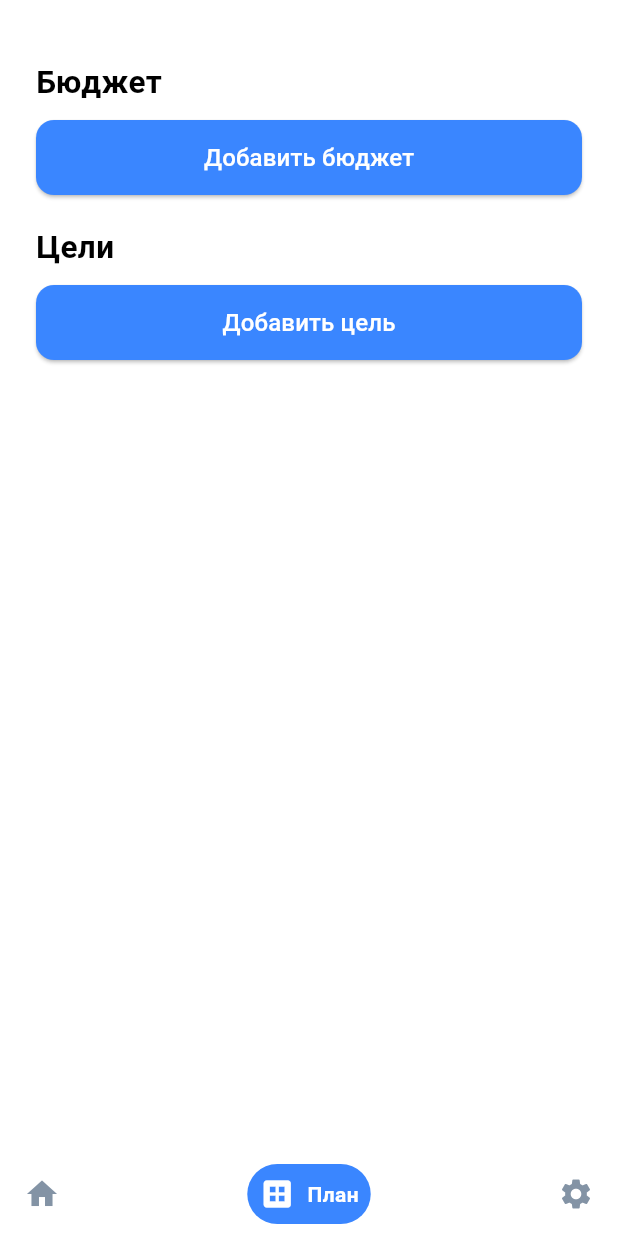
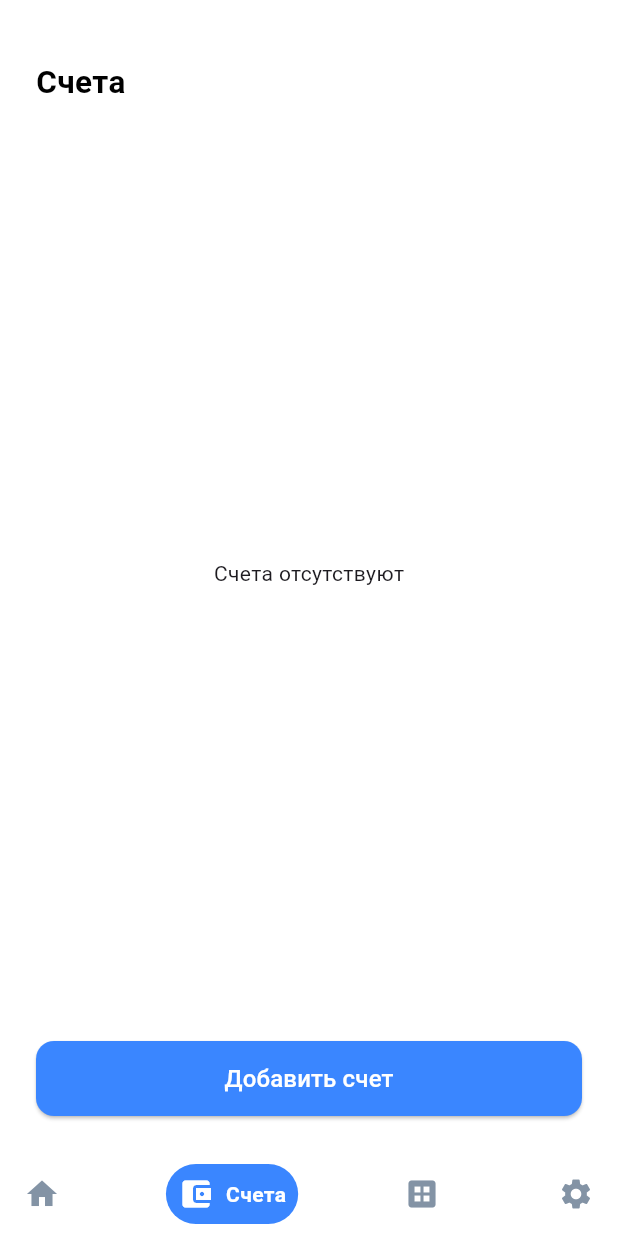
Before and after one commit to smthqz/expense_flutter, a Flutter app: the screen it shows after launch, item 2 of the bottom bar chosen, on a phone screen of 412 x 824 dp. Run offline on Flutter 3.47's test engine with Material 3 defaults, Android fonts, the phone set to English and light mode, and no system bars; drawn by our look-alikes of google_nav_bar; our stand-ins replace fl_chart, flutter_heatmap_calendar, flutter_slidable, hive, hive_flutter, modal_bottom_sheet and 2 more; accounts and stored records are empty.

Commit message:
accounts

```diff
--- a/expense_flutter_app/lib/data/hive_database.dart
+++ b/expense_flutter_app/lib/data/hive_database.dart
@@ -1,3 +1,4 @@
+import 'package:expense_flutter_app/models/account_item.dart';
 import 'package:hive/hive.dart';
 
 import '../models/expense_item.dart';
@@ -31,6 +32,7 @@ class HiveDataBase {
         expense.amount,
         expense.dateTime,
         expense.category,
+
       ];
       allExpensesFormatted.add(expenseFormatted);
     }
@@ -62,9 +64,10 @@ class HiveDataBase {
       DateTime dateTime = savedExpenses[i][2];
       String category = savedExpenses[i][3];
 
+
       // create expense item
       ExpenseItem expense = ExpenseItem(
-          name: name, amount: amount, dateTime: dateTime, category: category);
+          name: name, amount: amount, dateTime: dateTime, category: category, );
       // add expense to overall list of expenses
       allExpenses.add(expense);
     }
--- a/expense_flutter_app/lib/main.dart
+++ b/expense_flutter_app/lib/main.dart
@@ -1,4 +1,5 @@
 import 'package:expense_flutter_app/data/expense_data.dart';
+import 'package:expense_flutter_app/models/account_item.dart';
 import 'package:expense_flutter_app/models/goal_item.dart';
 import 'package:expense_flutter_app/pages/home_page.dart';
 import 'package:flutter/material.dart';
@@ -10,8 +11,11 @@ void main() async {
   // initialize hive
   await Hive.initFlutter();
   Hive.registerAdapter(AmountHistoryItemAdapter());
+  Hive.registerAdapter(AccountAdapter());
   // open a hive box
   await Hive.openBox('expense_database');
+  await Hive.openBox<Account>('accounts');
+
   await initializeDateFormatting('ru');
 
   runApp(const MyApp());
--- /dev/null
+++ b/expense_flutter_app/lib/models/account_item.dart
@@ -0,0 +1,30 @@
+
+import 'package:hive/hive.dart';
+
+class AccountAdapter extends TypeAdapter<Account> {
+  @override
+  final int typeId = 1; // Уникальный идентификатор типа
+
+  @override
+  Account read(BinaryReader reader) {
+    return Account(
+      name: reader.readString(),
+      balance: reader.readDouble(),
+    );
+  }
+
+  @override
+  void write(BinaryWriter writer, Account obj) {
+    writer.writeString(obj.name);
+    writer.writeDouble(obj.balance);
+  }
+}
+
+
+
+class Account {
+  String name;
+  double balance;
+
+  Account({required this.name, required this.balance,});
+}
--- a/expense_flutter_app/lib/models/expense_item.dart
+++ b/expense_flutter_app/lib/models/expense_item.dart
@@ -1,9 +1,12 @@
+import 'package:expense_flutter_app/models/account_item.dart';
+
 class ExpenseItem {
    String name;
    String amount;
    DateTime dateTime;
    String category;
+   //Account account;
 
   ExpenseItem(
-      {required this.name, required this.amount, required this.dateTime, required this.category});
+      {required this.name, required this.amount, required this.dateTime, required this.category, /*required this.account*/});
 }
--- /dev/null
+++ b/expense_flutter_app/lib/pages/accounts_page.dart
@@ -0,0 +1,93 @@
+import 'package:flutter/material.dart';
+import 'package:provider/provider.dart';
+import 'package:expense_flutter_app/data/expense_data.dart';
+import 'package:expense_flutter_app/models/account_item.dart';
+import 'package:expense_flutter_app/components/account_tile.dart';
+import 'package:expense_flutter_app/pages/add_account_page.dart';
+
+class AccountPage extends StatefulWidget {
+  const AccountPage({Key? key});
+
+  @override
+  State<AccountPage> createState() => _AccountPageState();
+}
+
+class _AccountPageState extends State<AccountPage> {
+
+  @override
+  Widget build(BuildContext context) {
+    return Container(
+      color: Colors.white,
+      child: Padding(
+        padding:
+            const EdgeInsets.only(top: 40, left: 24, right: 24, bottom: 24),
+        child: Column(
+          crossAxisAlignment: CrossAxisAlignment.start,
+          children: [
+            Text(
+              'Счета',
+              style: TextStyle(
+                color: Colors.black,
+                fontSize: 21,
+                fontWeight: FontWeight.w700,
+              ),
+            ),
+            // Список карточек счетов с отступом снизу
+            Expanded(
+              child: Consumer<ExpenseData>(
+                builder: (context, expenseData, child) {
+                  List<Account> accountList = expenseData.accountList;
+                  if (accountList.isEmpty) {
+                    return Center(
+                      child: Text('Счета отсутствуют'),
+                    );
+                  }
+                  return ListView.builder(
+                    itemCount: accountList.length,
+                    itemBuilder: (context, index) {
+                      Account account = accountList[index];
+                      return Column(
+                        children: [
+                          AccountTile(
+                            accountName: account.name,
+                            accountBalance: account.balance,
+                          ),
+                          SizedBox(
+                            height: 16,
+                          ) // Отступ между карточками
+                        ],
+                      );
+                    },
+                  );
+                },
+              ),
+            ),
+            // Кнопка "Добавить счет" с отступом сверху
+            ElevatedButton(
+              onPressed: () {
+                // Действие при нажатии кнопки
+                Navigator.push(
+                  context,
+                  MaterialPageRoute(
+                    builder: (context) => const AddAccountPage(),
+                  ),
+                );
+              },
+              style: ElevatedButton.styleFrom(
+                backgroundColor: const Color(0xFF3A86FF),
+                shape: RoundedRectangleBorder(
+                  borderRadius: BorderRadius.circular(12),
+                ),
+                minimumSize: const Size(double.infinity, 50),
+              ),
+              child: const Text(
+                'Добавить счет',
+                style: TextStyle(color: Colors.white, fontSize: 16),
+              ),
+            ),
+          ],
+        ),
+      ),
+    );
+  }
+}
--- a/expense_flutter_app/lib/pages/add_budget_page.dart
+++ b/expense_flutter_app/lib/pages/add_budget_page.dart
@@ -75,6 +75,7 @@ class _AddBudgetState extends State<AddBudget> {
           crossAxisAlignment: CrossAxisAlignment.start,
           children: [
             TextField(
+              maxLength: 10,
               controller: _controller,
               keyboardType: TextInputType.number,
               style: const TextStyle(color: Colors.black),
--- a/expense_flutter_app/lib/pages/add_goals_page.dart
+++ b/expense_flutter_app/lib/pages/add_goals_page.dart
@@ -108,6 +108,7 @@ class _AddGoalsPageState extends State<AddGoalsPage> {
             ),
             const SizedBox(height: 20),
             TextField(
+              maxLength: 10,
               controller: _goalAmountController,
               decoration: InputDecoration(
                 labelText: 'Сумма цели',
--- a/expense_flutter_app/lib/pages/expense_detail.dart
+++ b/expense_flutter_app/lib/pages/expense_detail.dart
@@ -306,7 +306,6 @@ class _ExpenseDetailState extends State<ExpenseDetail> {
                           });
                         }
                       },
-
                       child: Icon(
                         Icons.edit,
                         size: 16,
@@ -376,6 +375,7 @@ class _ExpenseDetailState extends State<ExpenseDetail> {
                   ],
                 ),
               ),
+
             ],
           ),
         ),
--- a/expense_flutter_app/lib/pages/home_page.dart
+++ b/expense_flutter_app/lib/pages/home_page.dart
@@ -3,7 +3,9 @@ import 'package:expense_flutter_app/components/expense_summary.dart';
 import 'package:expense_flutter_app/components/expense_tile.dart';
 import 'package:expense_flutter_app/data/expense_data.dart';
 import 'package:expense_flutter_app/heat_map_calendar/heat_map_calendar.dart';
+import 'package:expense_flutter_app/models/account_item.dart';
 import 'package:expense_flutter_app/models/expense_item.dart';
+import 'package:expense_flutter_app/pages/accounts_page.dart';
 import 'package:expense_flutter_app/pages/budget_page.dart';
 import 'package:expense_flutter_app/pages/expense_detail.dart';
 import 'package:expense_flutter_app/pages/settings_page.dart';
@@ -43,6 +45,7 @@ class _BottomNavigationBarExampleState
   int _selectedIndex = 0;
   static const List<Widget> _widgetOptions = <Widget>[
     HomePage(),
+    AccountPage(),
     BudgetPage(),
     SettingsPage()
   ];
@@ -68,6 +71,11 @@ class _BottomNavigationBarExampleState
               icon: Icons.home,
               iconColor: Color(0xFF8393A5),
               text: 'Главная',
+            ),
+            GButton(
+              icon: Icons.account_balance_wallet,
+              iconColor: Color(0xFF8393A5),
+              text: 'Счета',
             ),
             GButton(
               icon: Icons.dataset,
@@ -122,6 +130,7 @@ class _HomePageState extends State<HomePage> {
   @override
   void initState() {
     super.initState();
+    Provider.of<ExpenseData>(context, listen: false).loadAccounts();
     Provider.of<ExpenseData>(context, listen: false)
         .loadSelectedCurrency()
         .then((currency) {
@@ -203,6 +212,7 @@ class _HomePageState extends State<HomePage> {
                       SizedBox(height: 16),
                       // Сумма расхода
                       TextField(
+                        maxLength: 10,
                         controller: newExpenseAmountController,
                         keyboardType: TextInputType.number,
                         decoration: InputDecoration(
@@ -282,7 +292,6 @@ class _HomePageState extends State<HomePage> {
   void deleteExpense(ExpenseItem expense) {
     Provider.of<ExpenseData>(context, listen: false).deleteExpense(expense);
   }
-
 
   // save
   void save(BuildContext context, String selectedCategory) {
@@ -458,9 +467,7 @@ class _HomePageState extends State<HomePage> {
                           dotHeight: 3,
                           dotWidth: 40),
                     ),
-                    const SizedBox(
-                      height: 20,
-                    ),
+                    SizedBox(height: 20,),
                     Padding(
                       padding: EdgeInsets.only(
                           left: 16, right: 16), // Добавляем отступ слева
--- a/expense_flutter_app/lib/pages/settings_page.dart
+++ b/expense_flutter_app/lib/pages/settings_page.dart
@@ -1,5 +1,6 @@
 import 'package:expense_flutter_app/data/expense_data.dart';
 import 'package:expense_flutter_app/data/hive_database.dart';
+import 'package:expense_flutter_app/models/account_item.dart';
 import 'package:flutter/material.dart';
 import 'package:modal_bottom_sheet/modal_bottom_sheet.dart';
 import 'package:provider/provider.dart';
@@ -16,6 +17,8 @@ class _SettingsPageState extends State<SettingsPage> {
 
   @override
   Widget build(BuildContext context) {
+    String newAccountName = '';
+    String newAccountBalance = '';
     ExpenseData expenseData = Provider.of<ExpenseData>(context);
     return Container(
       color: Colors.white,
@@ -245,17 +248,24 @@ class _SettingsPageState extends State<SettingsPage> {
             ),
             InkWell(
               onTap: () {
-                showDialog(context: context, builder: (BuildContext context) {
+                showDialog(
+                    context: context,
+                    builder: (BuildContext context) {
                       return AlertDialog(
                         title: Text('Удаление данных'),
-                    content: Text("Все операции, бюджет и цели будут удалены."),
+                        content: Text(
+                            "Все операции, бюджет, цели и счета будут удалены."),
                         actions: [
                           TextButton(
                               onPressed: () {
-                            Provider.of<ExpenseData>(context, listen: false).clearAllData();
+                                Provider.of<ExpenseData>(context, listen: false)
+                                    .clearAllData();
                                 Navigator.of(context).pop();
                               },
-                          child: Text('Удалить', style: TextStyle(color: Colors.red),)),
+                              child: Text(
+                                'Удалить',
+                                style: TextStyle(color: Colors.red),
+                              )),
                           TextButton(
                               onPressed: () {
                                 Navigator.of(context).pop();
@@ -284,7 +294,7 @@ class _SettingsPageState extends State<SettingsPage> {
                   Row(
                     children: [
                       Text(
-                        'Все операции, бюджет и цели будут удалены.',
+                        'Все операции, бюджет, цели и счета будут удалены.',
                         style: TextStyle(color: const Color(0xFF8393A5)),
                       )
                     ],
```
Also changed, not shown: expense_flutter_app/lib/components/account_tile.dart (added, +95 -0 lines), expense_flutter_app/lib/data/expense_data.dart (+74 -1 lines), expense_flutter_app/lib/data/hive_account.dart (added, +26 -0 lines), expense_flutter_app/lib/pages/account_detail_page.dart (added, +142 -0 lines), expense_flutter_app/lib/pages/add_account_page.dart (added, +123 -0 lines). Lines whose indentation alone changed are shown as unchanged.
